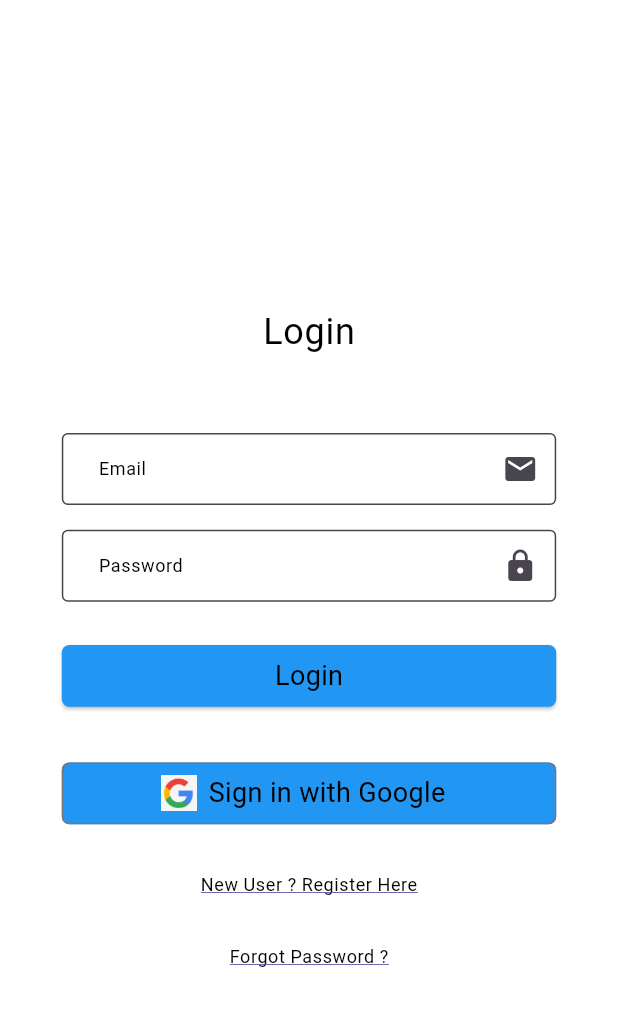
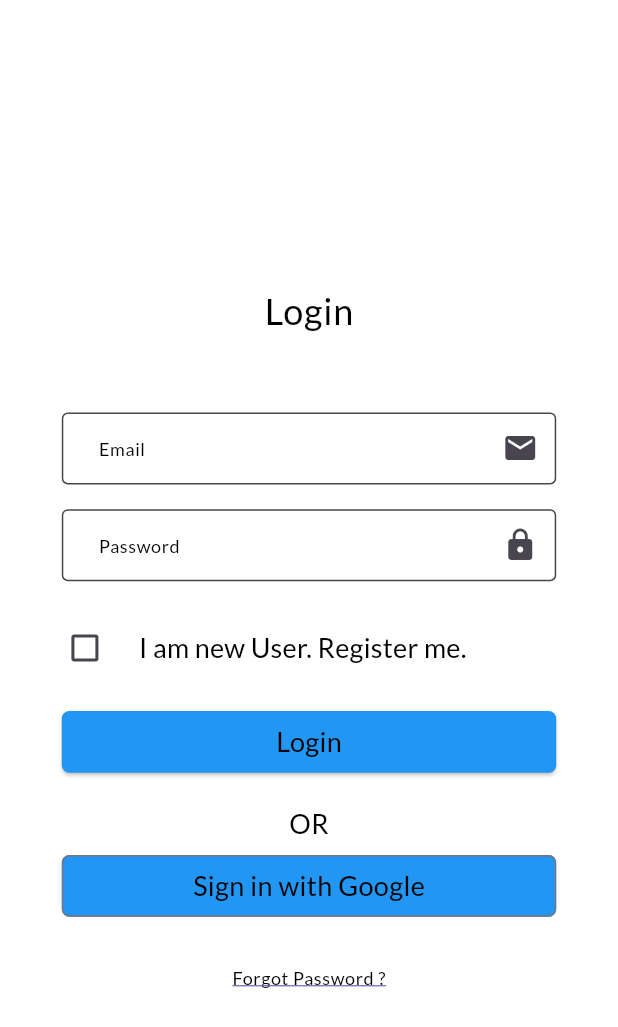
Before and after one commit to SatyaAchanta/personal-expense-tracker, a Flutter app: the screen it shows after launch, on a phone screen of 412 x 824 dp. Shown: the top 1027 px of the screen. Run offline on Flutter 3.47's test engine with Material 3 defaults, Android fonts, the phone set to English and light mode, and no system bars; our stand-ins replace cloud_firestore, faker, firebase_auth, firebase_core, get, google_fonts and 2 more; accounts and stored records are empty.

Commit message:
Working firebase email and google login and register

```diff
--- a/lib/models/user.dart
+++ b/lib/models/user.dart
@@ -7,6 +7,7 @@ class ExpenseAppUser {
   String currency;
   String feedbackMessage;
   bool isAuth;
+  bool isNewUser;
 
   ExpenseAppUser({
     required this.name,
@@ -17,5 +18,6 @@ class ExpenseAppUser {
     this.currency = 'USD',
     this.feedbackMessage = "",
     this.isAuth = false,
+    this.isNewUser = false,
   });
 }
--- a/lib/screens/login.dart
+++ b/lib/screens/login.dart
@@ -9,13 +9,16 @@ class Login extends StatelessWidget {
 
   final TextEditingController _emailController = TextEditingController();
   final TextEditingController _passwordController = TextEditingController();
-  final ExpenseAppUserController userController = ExpenseAppUserController();
+  final ExpenseAppUserController userController =
+      Get.put(ExpenseAppUserController());
 
   @override
   Widget build(BuildContext context) {
     Size screenSize = MediaQuery.of(context).size;
     return Scaffold(
-      body: Column(
+      body: Center(
+        child: SingleChildScrollView(
+          child: Column(
             mainAxisAlignment: MainAxisAlignment.center,
             children: <Widget>[
               MyMaterialCredentials(
@@ -23,7 +26,31 @@ class Login extends StatelessWidget {
                 emailController: _emailController,
                 passwordController: _passwordController,
               ),
-          Container(
+              Obx(
+                () => Container(
+                  width: screenSize.width,
+                  height: screenSize.height * 0.05,
+                  margin: EdgeInsets.symmetric(
+                    vertical: screenSize.height * 0.01,
+                    horizontal: screenSize.width * 0.05,
+                  ),
+                  child: CheckboxListTile(
+                    selectedTileColor: Color(Colors.blue.value),
+                    controlAffinity: ListTileControlAffinity.leading,
+                    title: Text(
+                      'I am new User. Register me.',
+                      style: Theme.of(context).textTheme.titleMedium,
+                    ),
+                    value: userController.getUser().isNewUser,
+                    onChanged: (bool? value) {
+                      print("value: $value");
+                      userController.setIsNewUser(value!);
+                    },
+                  ),
+                ),
+              ),
+              Obx(
+                () => Container(
                   width: screenSize.width,
                   height: screenSize.height * 0.05,
                   margin: EdgeInsets.symmetric(
@@ -32,19 +59,28 @@ class Login extends StatelessWidget {
                   ),
                   child: ElevatedButton(
                     onPressed: () async {
-                await userController.signInUser(
-                  "sample-user@mailinator.com",
-                  "testing",
+                      userController.getUser().isNewUser
+                          ? await userController.signUpUser(
+                              _emailController.text,
+                              _passwordController.text,
+                            )
+                          : await userController.signInUser(
+                              _emailController.text,
+                              _passwordController.text,
                             );
                     },
                     child: Text(
-                'Login',
+                      userController.getUser().isNewUser ? 'Register' : 'Login',
                       style: Theme.of(context).textTheme.bodyMedium,
                     ),
                   ),
                 ),
+              ),
               SizedBox(
-            height: screenSize.height * 0.01,
+                child: Text(
+                  'OR',
+                  style: Theme.of(context).textTheme.bodyMedium,
+                ),
               ),
               Container(
                 width: screenSize.width,
@@ -53,15 +89,11 @@ class Login extends StatelessWidget {
                   vertical: screenSize.height * 0.01,
                   horizontal: screenSize.width * 0.1,
                 ),
-            child: OutlinedButton.icon(
+                child: OutlinedButton(
                   onPressed: () async {
                     await userController.signInWithGoogle();
-              },
-              icon: Image.asset(
-                'assets/images/google_logo.jpeg',
-                height: 24.0,
-              ), // Replace with your Google logo asset
-              label: Text(
+                  }, // Replace with your Google logo asset
+                  child: Text(
                     'Sign in with Google',
                     style: Theme.of(context).textTheme.bodyMedium,
                   ),
@@ -70,17 +102,6 @@ class Login extends StatelessWidget {
               SizedBox(
                 height: screenSize.height * 0.01,
               ),
-          TextButton(
-              onPressed: () {
-                Get.to(Register());
-              },
-              child: Text(
-                'New User ? Register Here',
-                style: Theme.of(context).textTheme.bodySmall!.copyWith(
-                      decoration: TextDecoration.underline,
-                      decorationColor: Theme.of(context).primaryColor,
-                    ),
-              )),
               TextButton(
                 onPressed: null,
                 child: Text(
@@ -93,6 +114,8 @@ class Login extends StatelessWidget {
               ),
             ],
           ),
+        ),
+      ),
     );
   }
 }
--- a/lib/utils/screen.dart
+++ b/lib/utils/screen.dart
@@ -1,4 +1,5 @@
 import 'package:flutter/material.dart';
+import 'package:google_fonts/google_fonts.dart';
 
 Size getScreenSize(BuildContext context) {
   MediaQueryData mediaQuery = MediaQuery.of(context);
@@ -47,13 +48,13 @@ ThemeData getThemeData(BuildContext context) {
     iconTheme: const IconThemeData(color: Colors.black),
     primarySwatch: Colors.blue,
     scaffoldBackgroundColor: Colors.white,
-    textTheme: const TextTheme(
-      bodyLarge: TextStyle(color: Colors.black, fontSize: 24),
-      bodyMedium: TextStyle(color: Colors.black, fontSize: 18),
-      bodySmall: TextStyle(color: Colors.black, fontSize: 12),
-      titleLarge: TextStyle(color: Colors.black, fontSize: 24),
-      titleMedium: TextStyle(color: Colors.black, fontSize: 18),
-      titleSmall: TextStyle(
+    textTheme: TextTheme(
+      bodyLarge: GoogleFonts.lato(color: Colors.black, fontSize: 24),
+      bodyMedium: GoogleFonts.lato(color: Colors.black, fontSize: 18),
+      bodySmall: GoogleFonts.lato(color: Colors.black, fontSize: 12),
+      titleLarge: GoogleFonts.lato(color: Colors.black, fontSize: 24),
+      titleMedium: GoogleFonts.lato(color: Colors.black, fontSize: 18),
+      titleSmall: GoogleFonts.lato(
         color: Colors.black,
         fontSize: 12,
       ),
@@ -141,13 +142,13 @@ ThemeData getDarkThemeData(BuildContext context) {
     iconButtonTheme: const IconButtonThemeData(
       style: ButtonStyle(iconColor: MaterialStatePropertyAll(Colors.white)),
     ),
-    textTheme: const TextTheme(
-      bodyLarge: TextStyle(color: Colors.white, fontSize: 24),
-      bodyMedium: TextStyle(color: Colors.white, fontSize: 18),
-      bodySmall: TextStyle(color: Colors.white, fontSize: 12),
-      titleLarge: TextStyle(color: Colors.white, fontSize: 24),
-      titleMedium: TextStyle(color: Colors.white, fontSize: 18),
-      titleSmall: TextStyle(color: Colors.white, fontSize: 12),
+    textTheme: TextTheme(
+      bodyLarge: GoogleFonts.lato(color: Colors.white, fontSize: 24),
+      bodyMedium: GoogleFonts.lato(color: Colors.white, fontSize: 18),
+      bodySmall: GoogleFonts.lato(color: Colors.white, fontSize: 12),
+      titleLarge: GoogleFonts.lato(color: Colors.white, fontSize: 24),
+      titleMedium: GoogleFonts.lato(color: Colors.white, fontSize: 18),
+      titleSmall: GoogleFonts.lato(color: Colors.white, fontSize: 12),
     ),
     dividerTheme: const DividerThemeData(
       color: Colors.white,
--- a/pubspec.yaml
+++ b/pubspec.yaml
@@ -47,6 +47,7 @@ dependencies:
   firebase_auth: ^4.18.0
   google_sign_in: ^6.2.1
   cloud_firestore: ^4.16.1
+  google_fonts: ^6.2.1
 
 dev_dependencies:
   flutter_test:
```
Also changed, not shown: lib/controllers/expense_app_user.dart (+18 -1 lines), lib/utils/text.dart (+7 -6 lines), pubspec.lock, 1 other file. Lines whose indentation alone changed are shown as unchanged.
